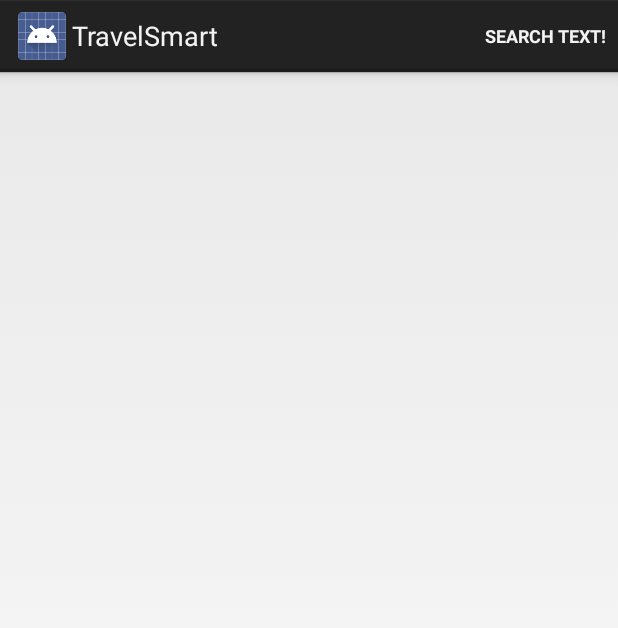
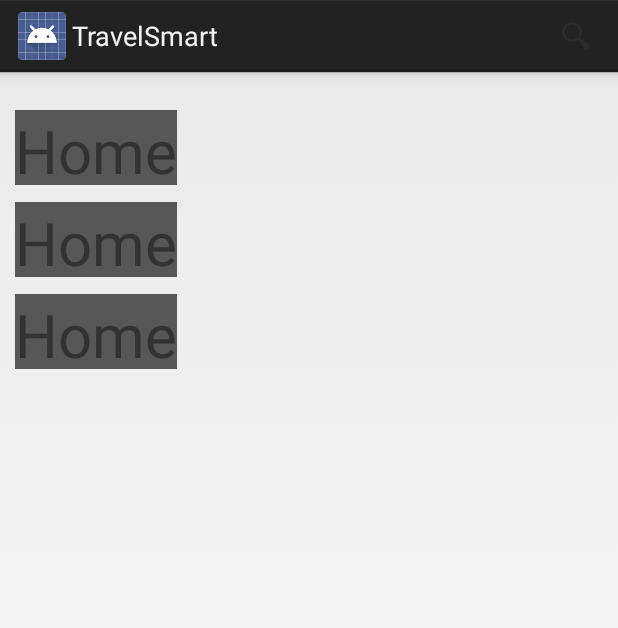
Before and after one commit to pedi/TravelSmart, an Android app: the screen it shows after launch (MainActivity), on a phone screen of 412 x 824 dp. Shown: the top 628 px of the screen. Run offline under Robolectric (Android 15) with nearby library versions, the light colour scheme and no system bars.

Commit message:
layout draft done

```diff
--- a/TravelSmart/app/src/main/java/com/travelsmart/app/MainActivity.java
+++ b/TravelSmart/app/src/main/java/com/travelsmart/app/MainActivity.java
@@ -1,17 +1,18 @@
 package com.travelsmart.app;
 
 import android.app.ExpandableListActivity;
-import android.app.SearchManager;
-import android.app.SearchableInfo;
 import android.content.Context;
 import android.os.Bundle;
 import android.util.Log;
+import android.view.LayoutInflater;
 import android.view.Menu;
 import android.view.MenuItem;
+import android.view.View;
 import android.widget.ExpandableListView;
+import android.widget.ExpandableListView.OnGroupClickListener;
+import android.widget.ExpandableListView.OnGroupCollapseListener;
+import android.widget.ExpandableListView.OnGroupExpandListener;
 import android.widget.SearchView;
-
-import java.util.List;
 
 
 public class MainActivity extends ExpandableListActivity {
@@ -19,6 +20,7 @@ public class MainActivity extends ExpandableListActivity {
     private SearchView mSearchView;
     private ExpandableListView mExpandableList;
     private ExpandableSectionAdapter mExpandableListAdapter;
+
     private final String TAG = "DEBUG";
     final SearchView.OnQueryTextListener queryTextListener = new SearchView.OnQueryTextListener() {
         @Override
@@ -39,6 +41,41 @@ public class MainActivity extends ExpandableListActivity {
     protected void onCreate(Bundle savedInstanceState) {
         super.onCreate(savedInstanceState);
         setContentView(R.layout.activity_main);
+        setUpdateExpandableView();
+    }
+
+    protected void setUpdateExpandableView() {
+        mExpandableList = getExpandableListView();
+        mExpandableList.setDividerHeight(2);
+        mExpandableList.setGroupIndicator(null);
+        mExpandableList.setClickable(true);
+        mExpandableList.setOnGroupClickListener(new OnGroupClickListener() {
+            @Override
+            public boolean onGroupClick(ExpandableListView parent, View v, int groupPosition, long id) {
+                return true;
+            }
+        });
+
+        mExpandableListAdapter = new ExpandableSectionAdapter(this);
+
+        mExpandableListAdapter.setInflater((LayoutInflater) getSystemService(Context.LAYOUT_INFLATER_SERVICE), this);
+
+        mExpandableList.setAdapter(mExpandableListAdapter);
+        mExpandableList.setOnChildClickListener(this);
+        mExpandableList.setDividerHeight(2);
+
+        mExpandableList.setOnGroupExpandListener(new OnGroupExpandListener() {
+            @Override
+            public void onGroupExpand(int groupPosition) {
+                ExpandableViewUtil.setExpandedListViewHeightBasedOnChildren(mExpandableList, groupPosition);
+            }
+        });
+        mExpandableList.setOnGroupCollapseListener(new OnGroupCollapseListener() {
+            @Override
+            public void onGroupCollapse(int groupPosition) {
+                ExpandableViewUtil.setCollapseListViewHeightBasedOnChildren(mExpandableList, groupPosition);
+            }
+        });
     }
 
     @Override
@@ -56,28 +93,6 @@ public class MainActivity extends ExpandableListActivity {
 
 
     private void setupSearchView(MenuItem searchItem) {
-
-        if (isAlwaysExpanded()) {
-            mSearchView.setIconifiedByDefault(false);
-        } else {
-            searchItem.setShowAsActionFlags(MenuItem.SHOW_AS_ACTION_IF_ROOM
-                    | MenuItem.SHOW_AS_ACTION_COLLAPSE_ACTION_VIEW);
-        }
-
-        SearchManager searchManager = (SearchManager) getSystemService(Context.SEARCH_SERVICE);
-        if (searchManager != null) {
-            List<SearchableInfo> searchables = searchManager.getSearchablesInGlobalSearch();
-
-            SearchableInfo info = searchManager.getSearchableInfo(getComponentName());
-            for (SearchableInfo inf : searchables) {
-                if (inf.getSuggestAuthority() != null
-                        && inf.getSuggestAuthority().startsWith("applications")) {
-                    info = inf;
-                }
-            }
-            mSearchView.setSearchableInfo(info);
-        }
-
         mSearchView.setOnQueryTextListener(queryTextListener);
     }
 
--- a/TravelSmart/app/src/main/res/layout/activity_main.xml
+++ b/TravelSmart/app/src/main/res/layout/activity_main.xml
@@ -4,5 +4,15 @@
     android:layout_height="match_parent"
     tools:context="${packageName}.${activityClass}">
 
+    <ExpandableListView
+        android:id="@android:id/list"
+        android:layout_width="match_parent"
+        android:layout_height="wrap_content"
+        android:layout_marginTop="15dp"
+        android:divider="@android:color/transparent"
+        android:dividerHeight="10.0sp"
+        android:fadingEdge="none"
+        android:groupIndicator="@android:color/transparent" >
+    </ExpandableListView>
 
 </RelativeLayout>
--- a/TravelSmart/app/src/main/res/layout/parent_list_item.xml
+++ b/TravelSmart/app/src/main/res/layout/parent_list_item.xml
@@ -1,7 +1,19 @@
 <?xml version="1.0" encoding="utf-8"?>
 
 <LinearLayout xmlns:android="http://schemas.android.com/apk/res/android"
-    android:orientation="vertical" android:layout_width="match_parent"
-    android:layout_height="match_parent">
+    android:orientation="horizontal" android:layout_width="match_parent"
+    android:layout_height="match_parent"
+    >
+
+
+    <TextView
+        android:id="@+id/itemName"
+        android:layout_width="wrap_content"
+        android:layout_height="50dp"
+        android:background="#575757"
+        android:layout_marginTop="10dp"
+        android:layout_marginLeft="10dp"
+        android:text="Home"
+        android:textSize="40sp"/>
 
 </LinearLayout>
--- a/TravelSmart/app/src/main/res/values/strings.xml
+++ b/TravelSmart/app/src/main/res/values/strings.xml
@@ -4,4 +4,9 @@
     <string name="app_name">TravelSmart</string>
     <string name="hello_world">Hello world!</string>
     <string name="search">Search text!</string>
+
+    <color name="white">#FFFFFF</color>
+    <color name="blue">#86CBD7</color>
+    <color name="green">#8BCC6F</color>
+    <color name="black">#000000</color>
 </resources>
```
Also changed, not shown: TravelSmart/app/src/main/java/com/travelsmart/app/ExpandableViewUtil.java (added, +49 -0 lines), TravelSmart/app/src/main/res/layout/children_list_header.xml (+25 -2 lines), TravelSmart/app/src/main/res/layout/children_list_item.xml (+52 -1 lines), TravelSmart/app/src/main/res/layout/item.xml (deleted, +0 -12 lines).
